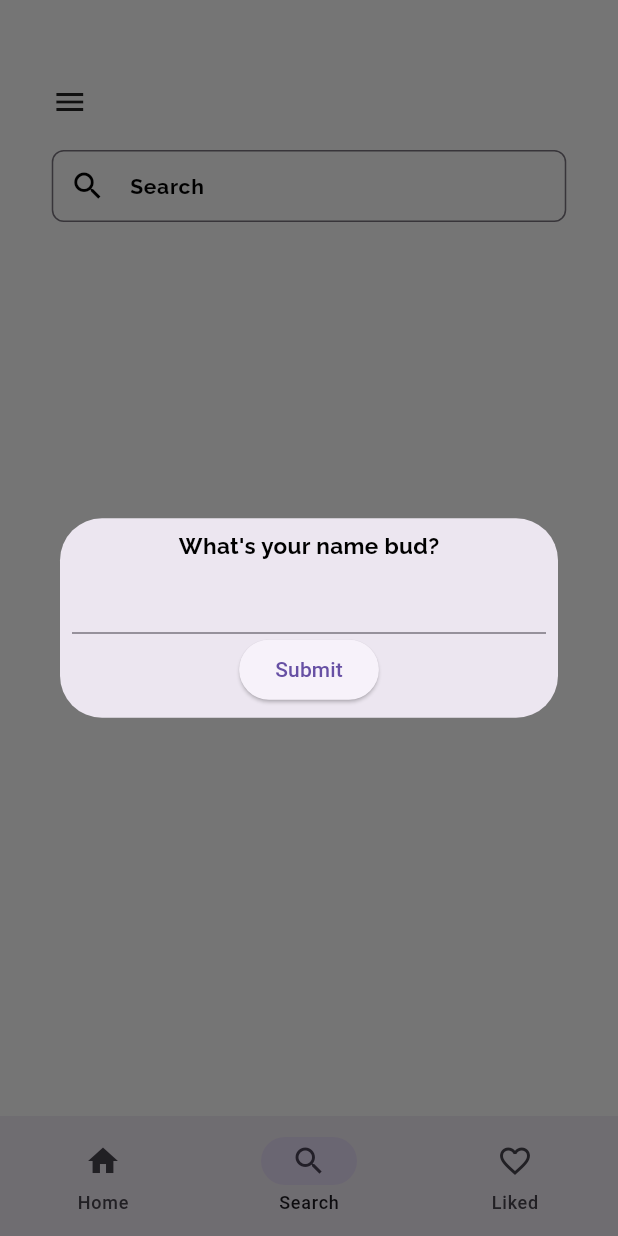
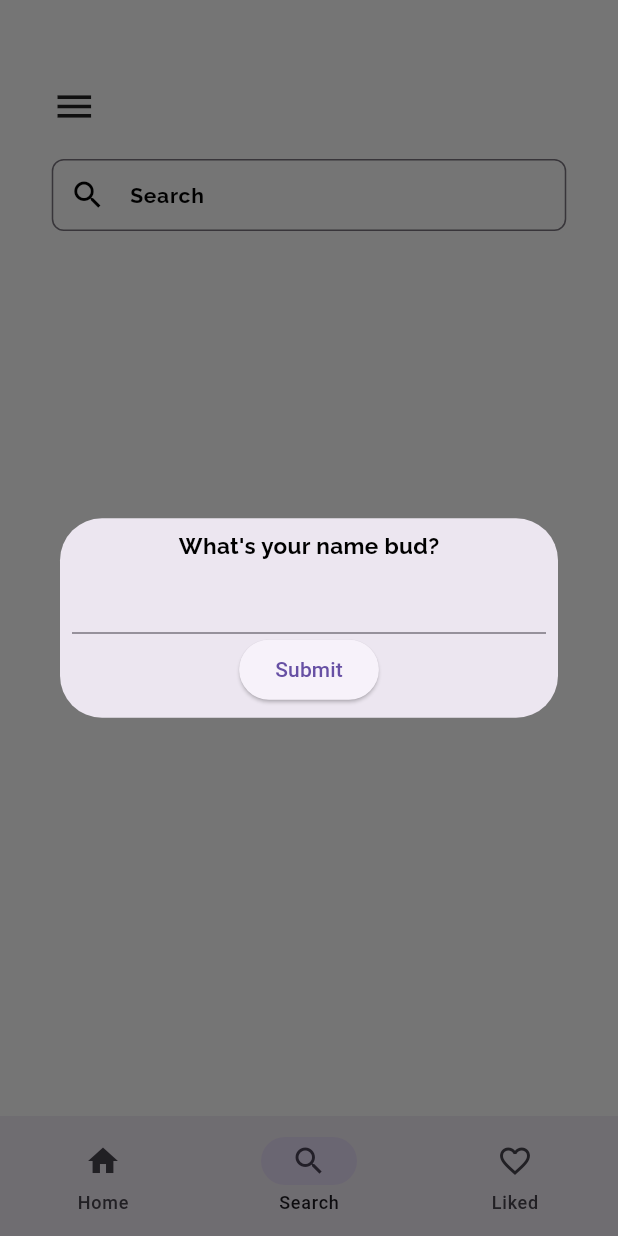
Before and after one commit to Trype/beer_stop, a Flutter app: the SearchScreen screen opened by its route, on a phone screen of 412 x 824 dp. Run offline on Flutter 3.47's test engine with Material 3 defaults, Android fonts, the light colour scheme and no system bars; our stand-ins replace cached_network_image, flutter_rating_bar, flutter_svg, go_router, multi_select_flutter, shared_preferences and 1 more; missing offline and left inert: flutter_extensions; accounts and stored records are empty; network calls fail.

Commit message:
uiViolations fix font size

```diff
--- a/lib/screens/search_screen.dart
+++ b/lib/screens/search_screen.dart
@@ -269,7 +269,7 @@ class _SearchScreenState extends State<SearchScreen> {
             height: AppBar().preferredSize.height,
           ),
           InkWell(
-            child: const Icon(Icons.menu),
+            child: const Icon(Icons.menu, size: 30,),
             onTap: () {
               //action code when clicked
               _dialogBuilder(context);
--- a/lib/widgets/alcohol_description_card.dart
+++ b/lib/widgets/alcohol_description_card.dart
@@ -75,9 +75,9 @@ class AlcoholDescriptionCard extends StatelessWidget {
                     Padding(padding: EdgeInsets.symmetric(vertical: 10),
                       child: Text("\$${alcohol.priceIndex.toStringAsFixed(3)}/mL", style: const TextStyle(
                           color: Colors.black,
-                          fontSize: 9.5,
-                          fontFamily: 'Raleway',
-                          fontWeight: FontWeight.w700
+                          fontSize: 17,
+                          fontFamily: 'Playfair Display',
+                          fontWeight: FontWeight.normal
                       ), textAlign: TextAlign.center,),)
                   ].map((widget) => Padding(
                     padding: const EdgeInsets.symmetric(horizontal: 7),
```
